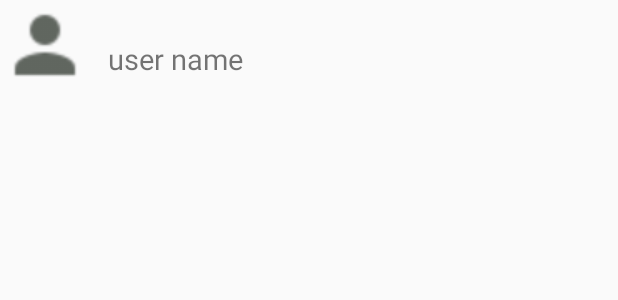
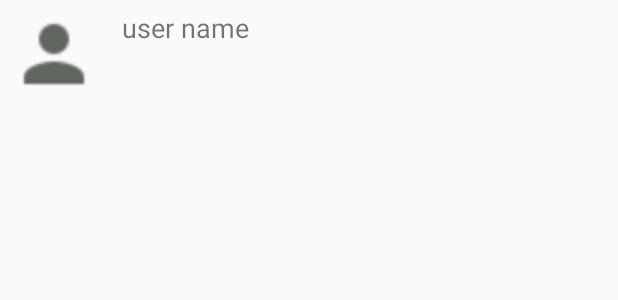
Before and after one commit to kevinisraelsanipatin/MessengerApp, an Android app: the layout user_search_item_layout.xml on its own in the app's theme, with its tools: preview values and no code run, on a phone screen of 412 x 824 dp. Shown: the top 300 px of the screen. Run offline under Robolectric (Android 15) with nearby library versions, the phone set to English and light mode, and no system bars.

Commit message:
mejora de interfaz

```diff
--- a/app/src/main/java/com/example/messengerapp/WelcomeActivity.kt
+++ b/app/src/main/java/com/example/messengerapp/WelcomeActivity.kt
@@ -39,7 +39,5 @@ class WelcomeActivity : AppCompatActivity() {
             startActivity(intent)
             finish()
         }
-
-
     }
 }
--- a/app/src/main/res/layout/user_search_item_layout.xml
+++ b/app/src/main/res/layout/user_search_item_layout.xml
@@ -2,6 +2,7 @@
 <RelativeLayout xmlns:android="http://schemas.android.com/apk/res/android"
     android:layout_width="match_parent"
     android:layout_height="wrap_content"
+    android:padding="6dp"
     xmlns:app="http://schemas.android.com/apk/res-auto">
 
     <de.hdodenhof.circleimageview.CircleImageView
@@ -16,12 +17,13 @@
         android:id="@+id/username"
         android:layout_width="wrap_content"
         android:layout_height="wrap_content"
+        android:layout_alignParentTop="true"
+        android:layout_centerInParent="true"
+        android:layout_marginLeft="15dp"
+        android:layout_marginTop="0dp"
+        android:layout_toRightOf="@+id/profile_image"
         android:text="user name"
-        android:layout_toRightOf="@+id/profile_image"
-        android:layout_centerInParent="true"
-        android:layout_marginLeft="12dp"
-        android:textSize="19sp">
-    </TextView>
+        android:textSize="18sp"></TextView>
 
     <de.hdodenhof.circleimageview.CircleImageView
         android:id="@+id/image_online"
@@ -57,16 +59,15 @@
 
     <TextView
         android:id="@+id/message_last"
-        android:layout_below="@+id/username"
         android:layout_width="wrap_content"
         android:layout_height="wrap_content"
+        android:layout_below="@+id/username"
+        android:layout_marginLeft="12dp"
+        android:layout_marginTop="0dp"
         android:layout_toRightOf="@+id/profile_image"
-        android:layout_marginTop="14dp"
-        android:layout_marginLeft="20dp"
-        android:textSize="19sp"
+        android:maxLines="1"
         android:padding="6dp"
-        android:maxLines="1"
-        android:textColor="@color/colorPrimaryDark">
-    </TextView>
+        android:textColor="@color/colorPrimaryDark"
+        android:textSize="19sp"></TextView>
 
 </RelativeLayout>
```
